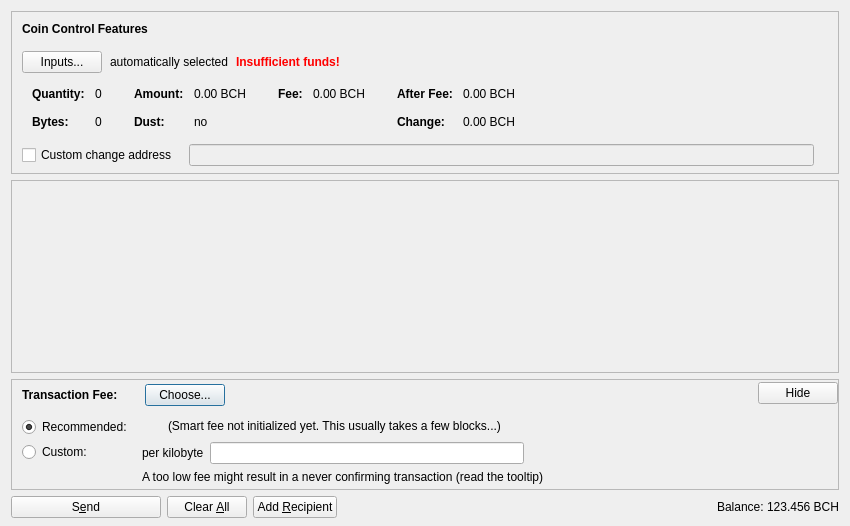
Qt form src/qt/forms/sendcoinsdialog.ui (Bitcoin-ABC/bitcoin-abc) before a commit.
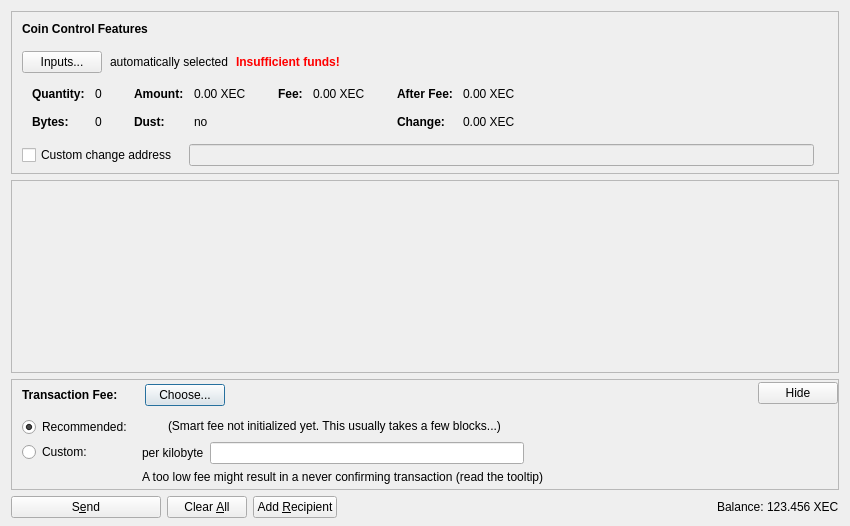
The same form after that commit. Icons and pictures are not drawn. Custom widgets are drawn as their Qt base class.

What changed in the file:
```diff
--- a/src/qt/forms/sendcoinsdialog.ui
+++ b/src/qt/forms/sendcoinsdialog.ui
@@ -324,7 +324,7 @@
                   <enum>Qt::ActionsContextMenu</enum>
                  </property>
                  <property name="text">
-                  <string notr="true">0.00 BCH</string>
+                  <string notr="true">0.00 XEC</string>
                  </property>
                  <property name="textInteractionFlags">
                   <set>Qt::LinksAccessibleByMouse|Qt::TextSelectableByKeyboard|Qt::TextSelectableByMouse</set>
@@ -404,7 +404,7 @@
                   <enum>Qt::ActionsContextMenu</enum>
                  </property>
                  <property name="text">
-                  <string notr="true">0.00 BCH</string>
+                  <string notr="true">0.00 XEC</string>
                  </property>
                  <property name="textInteractionFlags">
                   <set>Qt::LinksAccessibleByMouse|Qt::TextSelectableByKeyboard|Qt::TextSelectableByMouse</set>
@@ -455,7 +455,7 @@
                   <enum>Qt::ActionsContextMenu</enum>
                  </property>
                  <property name="text">
-                  <string notr="true">0.00 BCH</string>
+                  <string notr="true">0.00 XEC</string>
                  </property>
                  <property name="textInteractionFlags">
                   <set>Qt::LinksAccessibleByMouse|Qt::TextSelectableByKeyboard|Qt::TextSelectableByMouse</set>
@@ -484,7 +484,7 @@
                   <enum>Qt::ActionsContextMenu</enum>
                  </property>
                  <property name="text">
-                  <string notr="true">0.00 BCH</string>
+                  <string notr="true">0.00 XEC</string>
                  </property>
                  <property name="textInteractionFlags">
                   <set>Qt::LinksAccessibleByMouse|Qt::TextSelectableByKeyboard|Qt::TextSelectableByMouse</set>
@@ -1137,7 +1137,7 @@
           <cursorShape>IBeamCursor</cursorShape>
          </property>
          <property name="text">
-          <string notr="true">123.456 BCH</string>
+          <string notr="true">123.456 XEC</string>
          </property>
          <property name="textInteractionFlags">
           <set>Qt::LinksAccessibleByMouse|Qt::TextSelectableByKeyboard|Qt::TextSelectableByMouse</set>
```
